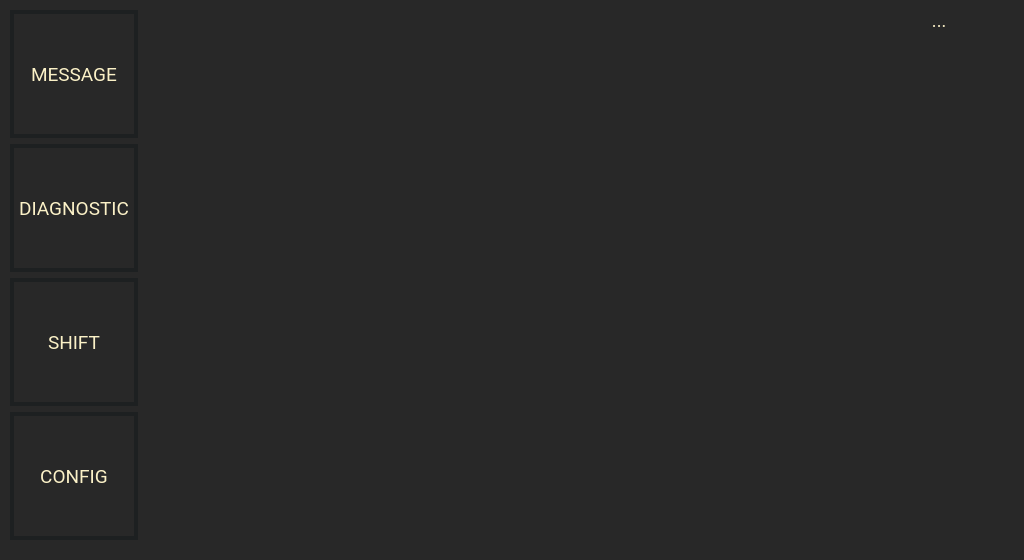
Above: src/KbAis.OpenPit.Firmware.App.Dmp.Presentation/App/Dmp/Presentation/Views/Main/MainView.ui from KB-AIS/kbais-openpit-firmware before the change. Below: the same form after it.
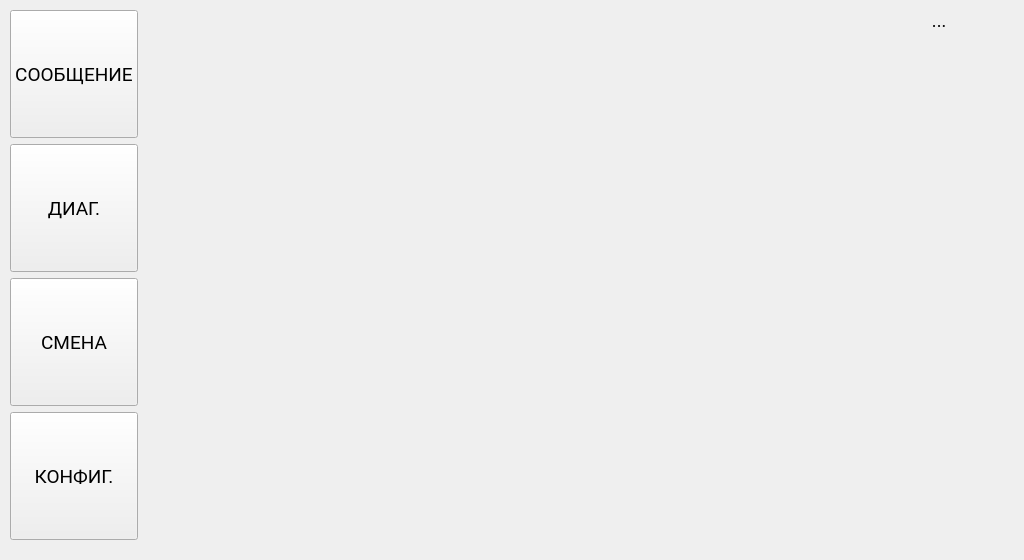
That is the form after the change.

```diff
--- a/src/KbAis.OpenPit.Firmware.App.Dmp.Presentation/App/Dmp/Presentation/Views/Main/MainView.ui
+++ b/src/KbAis.OpenPit.Firmware.App.Dmp.Presentation/App/Dmp/Presentation/Views/Main/MainView.ui
@@ -14,20 +14,7 @@
    <string>Form</string>
   </property>
   <property name="styleSheet">
-   <string notr="true">* {
-        background-color: #282828;
-        color: #fbf1c7;
-}
-
-#lbl_topBar {
-        background-color: #1d2021;
-}
-
-QPushButton {
-        border-color: #1d2021;
-        border-width: 4px;
-        border-style: solid;
-}</string>
+   <string notr="true"/>
   </property>
   <widget class="QLabel" name="lbl_date">
    <property name="geometry">
@@ -107,7 +94,7 @@
        <string notr="true"/>
       </property>
       <property name="text">
-       <string>MESSAGE</string>
+       <string>СООБЩЕНИЕ</string>
       </property>
      </widget>
     </item>
@@ -142,7 +129,7 @@
        <string notr="true"/>
       </property>
       <property name="text">
-       <string>DIAGNOSTIC</string>
+       <string>ДИАГ.</string>
       </property>
      </widget>
     </item>
@@ -177,7 +164,7 @@
        <string notr="true"/>
       </property>
       <property name="text">
-       <string>SHIFT</string>
+       <string>СМЕНА</string>
       </property>
      </widget>
     </item>
@@ -212,7 +199,7 @@
        <string notr="true"/>
       </property>
       <property name="text">
-       <string>CONFIG</string>
+       <string>КОНФИГ.</string>
       </property>
      </widget>
     </item>
@@ -221,14 +208,25 @@
   <widget class="QWidget" name="horizontalLayoutWidget_2">
    <property name="geometry">
     <rect>
-     <x>490</x>
-     <y>220</y>
-     <width>320</width>
-     <height>320</height>
+     <x>610</x>
+     <y>210</y>
+     <width>270</width>
+     <height>270</height>
     </rect>
    </property>
    <layout class="QHBoxLayout" name="hl_gauge_fuel"/>
   </widget>
+  <widget class="QWidget" name="horizontalLayoutWidget_3">
+   <property name="geometry">
+    <rect>
+     <x>286</x>
+     <y>40</y>
+     <width>450</width>
+     <height>450</height>
+    </rect>
+   </property>
+   <layout class="QHBoxLayout" name="hl_gauge_speed"/>
+  </widget>
   <zorder>layoutWidget</zorder>
   <zorder>lbl_date</zorder>
   <zorder>horizontalLayoutWidget_2</zorder>
```
Left out of the diff: 1 changed line with no effect on the pictures.
